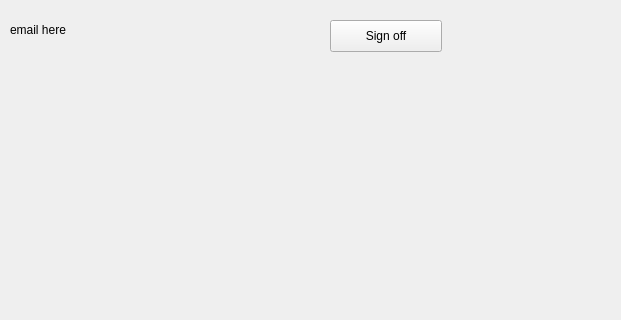
Old version of the form project/lab6/mainwindow.ui in the repository aneroid11/Databases; both pictures show x 0 to 621 and y 0 to 320 of the 800 by 600 pixel window.
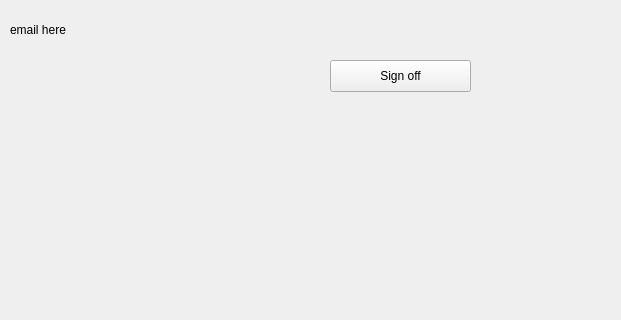
New version of the form. The open tabs and pages were chosen to show the change.

What changed in the file:
```diff
--- a/project/lab6/mainwindow.ui
+++ b/project/lab6/mainwindow.ui
@@ -378,7 +378,7 @@
        <rect>
         <x>10</x>
         <y>20</y>
-        <width>151</width>
+        <width>431</width>
         <height>20</height>
        </rect>
       </property>
@@ -390,8 +390,8 @@
       <property name="geometry">
        <rect>
         <x>330</x>
-        <y>20</y>
-        <width>112</width>
+        <y>60</y>
+        <width>141</width>
         <height>32</height>
        </rect>
       </property>
```
